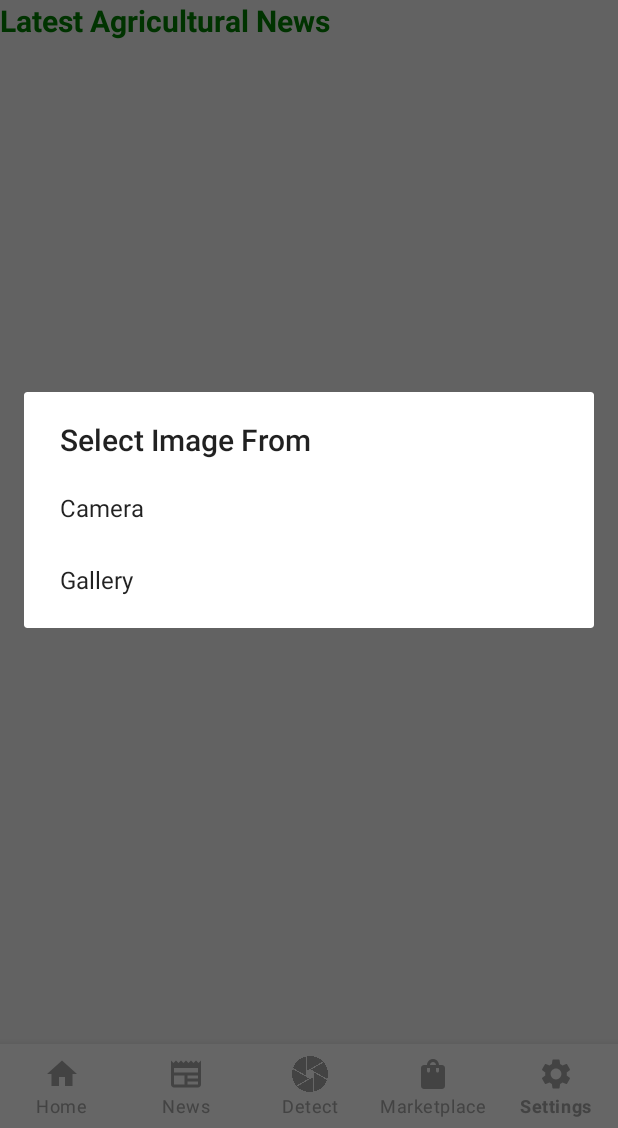
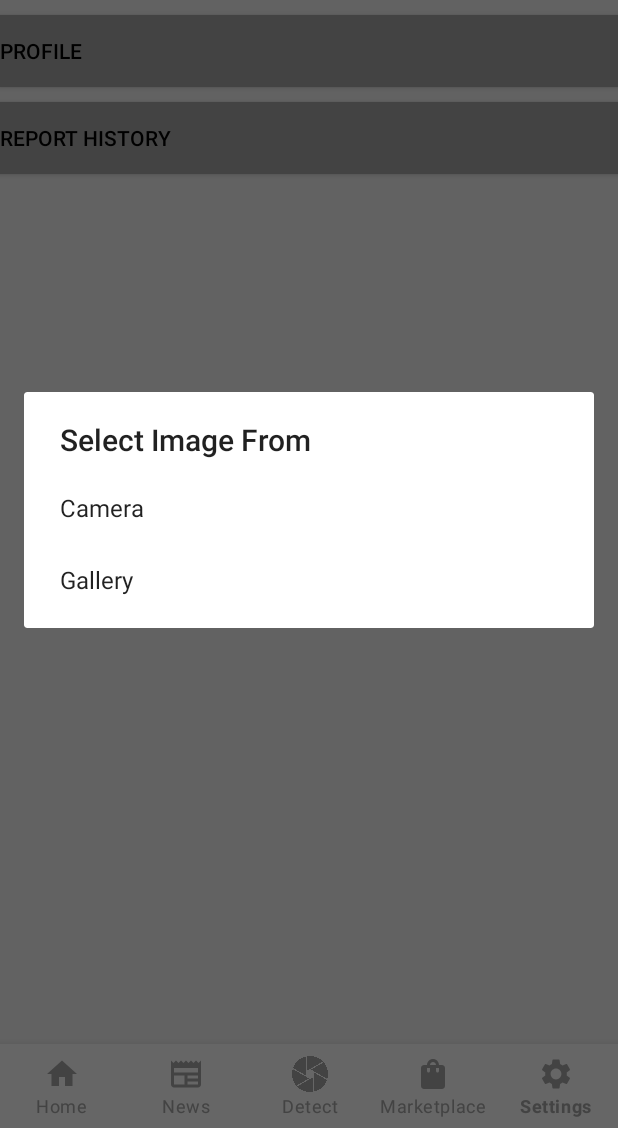
Before and after one commit to Siddhanttamang/SmartKrishi-android, an Android app: the MainActivity screen opened directly, with no data from a screen before it, item 5 of the bottom bar chosen, on a phone screen of 412 x 824 dp, the part 108-1236 px from its top. Run offline under Robolectric (Android 15) with nearby library versions, the phone set to English and light mode, and no system bars.

Commit message:
report_history

```diff
--- a/app/src/main/java/com/example/smartkrishi/Database/ReportDAO.java
+++ b/app/src/main/java/com/example/smartkrishi/Database/ReportDAO.java
@@ -21,7 +21,6 @@ public class ReportDAO {
     public void insertReport(Reports report) {
         SQLiteDatabase db = dbHelper.getWritableDatabase();
         ContentValues values = new ContentValues();
-
         values.put("crop_name", report.getCropName());
         values.put("disease", report.getDisease());
         values.put("recommendation", report.getRecommendation());
@@ -36,12 +35,11 @@ public class ReportDAO {
     public List<Reports> getAllReports() {
         List<Reports> reportList = new ArrayList<>();
         SQLiteDatabase db = dbHelper.getReadableDatabase();
-        Cursor cursor = db.query("report", null, null, null, null, null, "id DESC");
+        Cursor cursor = db.query("report", null, null, null, null, null, "created_at DESC");
 
         if (cursor.moveToFirst()) {
             do {
                 Reports report = new Reports(
-                        cursor.getInt(cursor.getColumnIndexOrThrow("id")),
                         cursor.getString(cursor.getColumnIndexOrThrow("crop_name")),
                         cursor.getString(cursor.getColumnIndexOrThrow("disease")),
                         cursor.getString(cursor.getColumnIndexOrThrow("recommendation")),
--- a/app/src/main/java/com/example/smartkrishi/Database/SmartKrishiDBHelper.java
+++ b/app/src/main/java/com/example/smartkrishi/Database/SmartKrishiDBHelper.java
@@ -6,7 +6,7 @@ import android.database.sqlite.SQLiteOpenHelper;
 
 public class SmartKrishiDBHelper extends SQLiteOpenHelper {
     private static final String DATABASE_NAME = "smartkrishi.db";
-    private static final int DATABASE_VERSION = 1;
+    private static final int DATABASE_VERSION = 2;
 
     public SmartKrishiDBHelper(Context context) {
         super(context, DATABASE_NAME, null, DATABASE_VERSION);
--- a/app/src/main/java/com/example/smartkrishi/utils/ImagePickerFragment.java
+++ b/app/src/main/java/com/example/smartkrishi/fragments/ImagePickerFragment.java
@@ -1,4 +1,4 @@
-package com.example.smartkrishi.utils;
+package com.example.smartkrishi.fragments;
 
 import android.Manifest;
 import android.app.Activity;
@@ -21,6 +21,8 @@ import androidx.appcompat.app.AlertDialog;
 import androidx.core.content.ContextCompat;
 import androidx.core.content.FileProvider;
 import androidx.fragment.app.Fragment;
+
+import com.example.smartkrishi.utils.PestDetectionActivity;
 
 import java.io.File;
 import java.io.IOException;
--- a/app/src/main/java/com/example/smartkrishi/fragments/NewsFragments.java
+++ b/app/src/main/java/com/example/smartkrishi/fragments/NewsFragment.java
@@ -21,7 +21,7 @@ import com.example.smartkrishi.Services.NewsService;
 import java.util.Collections;
 import java.util.List;
 
-public class NewsFragments extends Fragment {
+public class NewsFragment extends Fragment {
 
     private RecyclerView newsRecyclerView;
     private NewsAdapter newsAdapter;
@@ -77,7 +77,6 @@ public class NewsFragments extends Fragment {
 
             @Override
             public void onFailure(String errorMessage) {
-                Toast.makeText(getContext(), "Failed to fetch news: " + errorMessage, Toast.LENGTH_SHORT).show();
                 newsLoading.setVisibility(View.GONE);
                 // Don't hide recycler if cache was shown
                 if (cachedNews.isEmpty()) {
--- /dev/null
+++ b/app/src/main/java/com/example/smartkrishi/fragments/SettingFragment.java
@@ -0,0 +1,37 @@
+package com.example.smartkrishi.fragments;
+
+import android.os.Bundle;
+import android.view.LayoutInflater;
+import android.view.View;
+import android.view.ViewGroup;
+import android.widget.Button;
+
+import androidx.fragment.app.Fragment;
+import androidx.fragment.app.FragmentManager;
+import androidx.fragment.app.FragmentTransaction;
+
+import com.example.smartkrishi.R;
+
+public class SettingFragment extends Fragment {
+
+
+    @Override
+    public View onCreateView(LayoutInflater inflater, ViewGroup container, Bundle savedInstanceState) {
+        View view = inflater.inflate(R.layout.setting, container, false);
+
+        // Find the "Report History" button
+        Button reportHistoryButton = view.findViewById(R.id.reportHistoryBtn);
+
+        // Set click listener to navigate to ReportFragment
+        reportHistoryButton.setOnClickListener(v -> {
+            FragmentTransaction transaction = requireActivity()
+                    .getSupportFragmentManager()
+                    .beginTransaction();
+            transaction.replace(R.id.fragment_container, new ReportFragment());
+            transaction.addToBackStack(null);  // Allows back navigation
+            transaction.commit();
+        });
+
+        return view;
+    }
+}
--- a/app/src/main/java/com/example/smartkrishi/utils/MenuHandler.java
+++ b/app/src/main/java/com/example/smartkrishi/utils/MenuHandler.java
@@ -1,19 +1,19 @@
 package com.example.smartkrishi.utils;
 
-import androidx.appcompat.app.AppCompatActivity;
 import androidx.fragment.app.Fragment;
 import androidx.fragment.app.FragmentManager;
 import androidx.fragment.app.FragmentTransaction;
 
 import android.view.MenuItem;
 import android.widget.TextView;
-import android.widget.Toast;
 
 import com.example.smartkrishi.MainActivity;
 import com.example.smartkrishi.R;
 import com.example.smartkrishi.fragments.HomeFragment;
+import com.example.smartkrishi.fragments.ImagePickerFragment;
 import com.example.smartkrishi.fragments.MarketFragment;
-import com.example.smartkrishi.fragments.NewsFragments;
+import com.example.smartkrishi.fragments.NewsFragment;
+import com.example.smartkrishi.fragments.SettingFragment;
 
 public class MenuHandler {
     private final MainActivity activity;
@@ -30,17 +30,12 @@ public class MenuHandler {
 //            Toast.makeText(activity, "Home clicked", Toast.LENGTH_SHORT).show();
 
         } else if (itemId == R.id.nav_news) {
-            replaceFragment(new NewsFragments());
+            replaceFragment(new NewsFragment());
             header.setText("News");
 //            Toast.makeText(activity, "News clicked", Toast.LENGTH_SHORT).show();
         } else if (itemId == R.id.nav_detect) {
             replaceFragment(new ImagePickerFragment());
-//            activity.getSupportFragmentManager()
-//                    .beginTransaction()
-//                    .add(android.R.id.content, new ImagePickerFragment())
-//                    .addToBackStack(null)
-//                    .commit();
-//            return true;
+
         } else if (itemId == R.id.nav_market) {
             header.setText("Market Place");
             replaceFragment(new MarketFragment());
@@ -48,6 +43,7 @@ public class MenuHandler {
         } else if (itemId == R.id.nav_settings) {
             // Replace with SettingsFragment (create if needed)
             header.setText("Settings");
+            replaceFragment(new SettingFragment());
 //            Toast.makeText(activity, "Settings clicked", Toast.LENGTH_SHORT).show();
         }
 
--- a/app/src/main/res/layout/activity_pest_detection.xml
+++ b/app/src/main/res/layout/activity_pest_detection.xml
@@ -5,7 +5,8 @@
     android:orientation="vertical"
     android:padding="16dp"
     android:gravity="center"
-    android:layout_weight="2">
+    android:layout_weight="2"
+    android:background="@color/white">
 
     <ImageView
         android:id="@+id/image_preview"
--- /dev/null
+++ b/app/src/main/res/layout/setting.xml
@@ -0,0 +1,26 @@
+<?xml version="1.0" encoding="utf-8"?>
+<LinearLayout xmlns:android="http://schemas.android.com/apk/res/android"
+    android:orientation="vertical"
+    android:layout_width="match_parent"
+    android:layout_height="match_parent">
+    <Button
+        android:layout_width="match_parent"
+        android:layout_height="wrap_content"
+        android:layout_marginVertical="10dp"
+        android:id="@+id/profileBtn"
+        android:text="Profile"
+        android:textAlignment="viewStart"
+        android:textColor="@color/black"
+        android:background="@color/darker_gray"
+        />
+    <Button
+        android:layout_width="match_parent"
+        android:layout_height="wrap_content"
+        android:text="Report History"
+        android:id="@+id/reportHistoryBtn"
+        android:textAlignment="viewStart"
+        android:textColor="@color/black"
+        android:background="@color/darker_gray"
+        />
+
+</LinearLayout>
```
Also changed, not shown: app/src/main/java/com/example/smartkrishi/Responses/ReportResponse.java (added, +13 -0 lines), app/src/main/java/com/example/smartkrishi/Services/ReportService.java (added, +48 -0 lines), app/src/main/java/com/example/smartkrishi/adapters/ReportAdapter.java (added, +57 -0 lines), app/src/main/java/com/example/smartkrishi/api/ReportsAPi.java (+8 -0 lines), app/src/main/java/com/example/smartkrishi/fragments/ReportFragment.java (added, +100 -0 lines), app/src/main/java/com/example/smartkrishi/models/Reports.java (+7 -21 lines), app/src/main/res/layout/item_report.xml (added, +54 -0 lines), app/src/main/res/layout/products.xml (+24 -4 lines), app/src/main/res/layout/reports.xml (added, +29 -0 lines).
